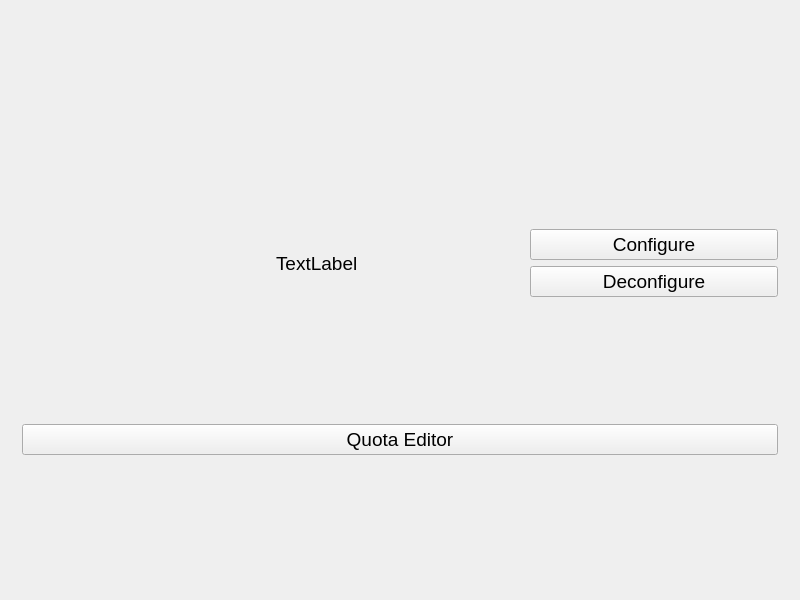
The window that mainwindow.ui (lliurex/lliurex-quota-gui) describes before a commit, drawn with Qt 5.
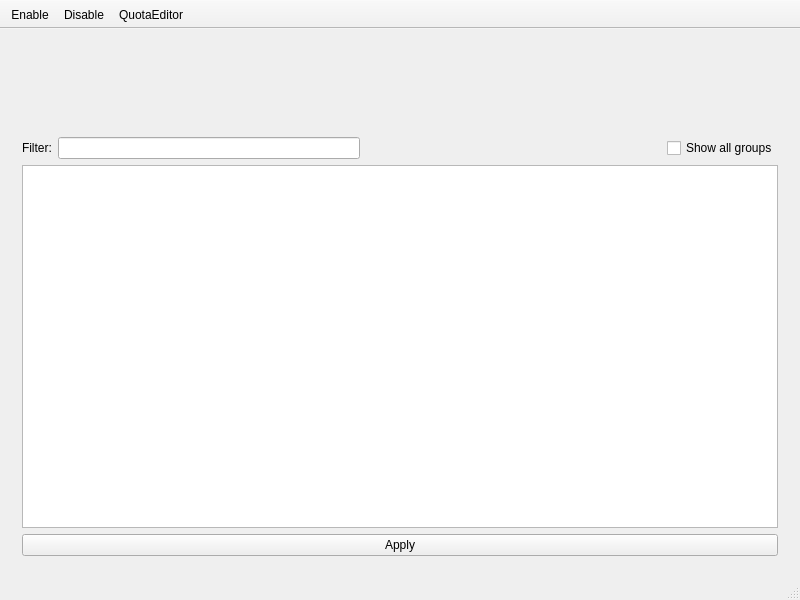
The same window after the commit. The open tabs and pages were chosen to show the change. Icons and pictures are not drawn.

Commit message: Group Window initial implementation

```diff
--- a/mainwindow.ui
+++ b/mainwindow.ui
@@ -279,73 +279,73 @@
         <string notr="true">centered
 </string>
        </property>
-       <layout class="QVBoxLayout" name="verticalLayout_3c">
-        <item>
+       <layout class="QGridLayout" name="gridLayout_2">
+        <item row="1" column="0">
+         <widget class="QTableWidget" name="tableGroupEdition"/>
+        </item>
+        <item row="0" column="0">
          <layout class="QHBoxLayout" name="horizontalLayout_3">
           <item>
-           <widget class="QLabel" name="configure_status_img">
-            <property name="enabled">
+           <widget class="QLabel" name="lbl_filter_group_table">
+            <property name="text">
+             <string>Filter:</string>
+            </property>
+           </widget>
+          </item>
+          <item>
+           <widget class="QLineEdit" name="txt_filter_group_table">
+            <property name="clearButtonEnabled">
              <bool>true</bool>
             </property>
-            <property name="text">
-             <string/>
-            </property>
-            <property name="pixmap">
-             <pixmap>face-surprise.png</pixmap>
-            </property>
            </widget>
           </item>
           <item>
-           <widget class="QLabel" name="configure_status_lbl">
-            <property name="font">
-             <font>
-              <pointsize>14</pointsize>
-             </font>
+           <spacer name="horizontalSpacer_2">
+            <property name="orientation">
+             <enum>Qt::Horizontal</enum>
             </property>
-            <property name="text">
-             <string>TextLabel</string>
+            <property name="sizeHint" stdset="0">
+             <size>
+              <width>40</width>
+              <height>20</height>
+             </size>
             </property>
-           </widget>
+           </spacer>
           </item>
           <item>
-           <layout class="QVBoxLayout" name="verticalLayout_5">
-            <item>
-             <widget class="QPushButton" name="btn_configure">
-              <property name="font">
-               <font>
-                <pointsize>14</pointsize>
-               </font>
-              </property>
-              <property name="text">
-               <string>Configure</string>
-              </property>
-             </widget>
-            </item>
-            <item>
-             <widget class="QPushButton" name="btn_deconfigure">
-              <property name="font">
-               <font>
-                <pointsize>14</pointsize>
-               </font>
-              </property>
-              <property name="text">
-               <string>Deconfigure</string>
-              </property>
-             </widget>
-            </item>
-           </layout>
+           <widget class="QCheckBox" name="check_show_all_groups">
+            <property name="text">
+             <string>Show all groups</string>
+            </property>
+           </widget>
           </item>
          </layout>
         </item>
-        <item>
-         <widget class="QPushButton" name="btn_edquotas">
+        <item row="2" column="0">
+         <widget class="QPushButton" name="applyButtonGroupTable">
+          <property name="text">
+           <string>Apply</string>
+          </property>
+         </widget>
+        </item>
+       </layout>
+      </widget>
+      <widget class="QWidget" name="page_need_configuration">
+       <layout class="QVBoxLayout" name="verticalLayout_5">
+        <item alignment="Qt::AlignHCenter|Qt::AlignVCenter">
+         <widget class="QLabel" name="lbl_msg_need_configuration">
           <property name="font">
            <font>
-            <pointsize>14</pointsize>
+            <pointsize>16</pointsize>
+            <weight>50</weight>
+            <bold>false</bold>
            </font>
           </property>
           <property name="text">
-           <string>Quota Editor</string>
+           <string>This system need to be configured before you can edit something</string>
+          </property>
+          <property name="scaledContents">
+           <bool>true</bool>
           </property>
          </widget>
         </item>
@@ -964,6 +964,78 @@
     </item>
    </layout>
   </widget>
+  <widget class="QToolBar" name="toolBar">
+   <property name="enabled">
+    <bool>true</bool>
+   </property>
+   <property name="maximumSize">
+    <size>
+     <width>16777215</width>
+     <height>16777215</height>
+    </size>
+   </property>
+   <property name="windowTitle">
+    <string>toolBar</string>
+   </property>
+   <property name="movable">
+    <bool>false</bool>
+   </property>
+   <property name="toolButtonStyle">
+    <enum>Qt::ToolButtonTextBesideIcon</enum>
+   </property>
+   <property name="floatable">
+    <bool>false</bool>
+   </property>
+   <attribute name="toolBarArea">
+    <enum>TopToolBarArea</enum>
+   </attribute>
+   <attribute name="toolBarBreak">
+    <bool>false</bool>
+   </attribute>
+   <addaction name="actionEnable"/>
+   <addaction name="actionDisable"/>
+   <addaction name="actionQuotaEditor"/>
+  </widget>
+  <widget class="QStatusBar" name="statusBar"/>
+  <action name="actionEnable">
+   <property name="icon">
+    <iconset resource="resources.qrc">
+     <normaloff>:/configured.png</normaloff>:/configured.png</iconset>
+   </property>
+   <property name="text">
+    <string>Enable</string>
+   </property>
+   <property name="toolTip">
+    <string>Enable</string>
+   </property>
+  </action>
+  <action name="actionDisable">
+   <property name="enabled">
+    <bool>true</bool>
+   </property>
+   <property name="icon">
+    <iconset resource="resources.qrc">
+     <normaloff>:/unconfigured.png</normaloff>:/unconfigured.png</iconset>
+   </property>
+   <property name="text">
+    <string>Disable</string>
+   </property>
+   <property name="toolTip">
+    <string>Disable</string>
+   </property>
+  </action>
+  <action name="actionQuotaEditor">
+   <property name="icon">
+    <iconset resource="resources.qrc">
+     <normaloff>:/editor.png</normaloff>:/editor.png</iconset>
+   </property>
+   <property name="text">
+    <string>QuotaEditor</string>
+   </property>
+   <property name="toolTip">
+    <string>QuotaEditor</string>
+   </property>
+  </action>
  </widget>
  <layoutdefault spacing="6" margin="11"/>
  <resources/>
```
Left out of the diff: 124 changed lines with no effect on the pictures. The commit also changes 7 other files.
